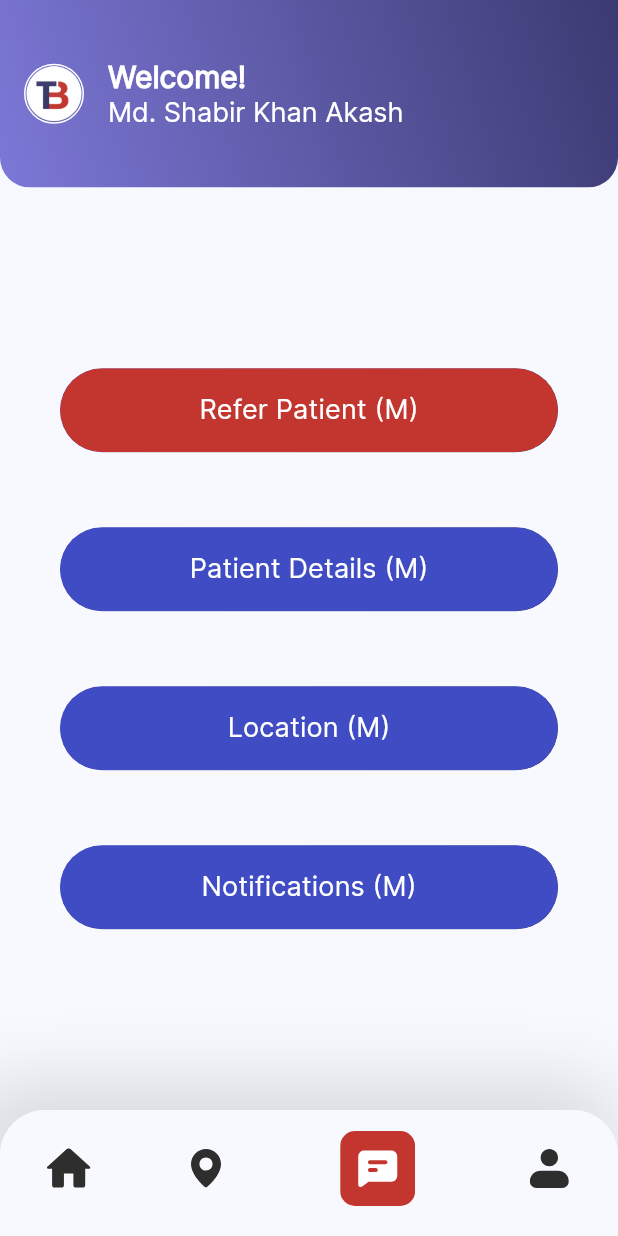
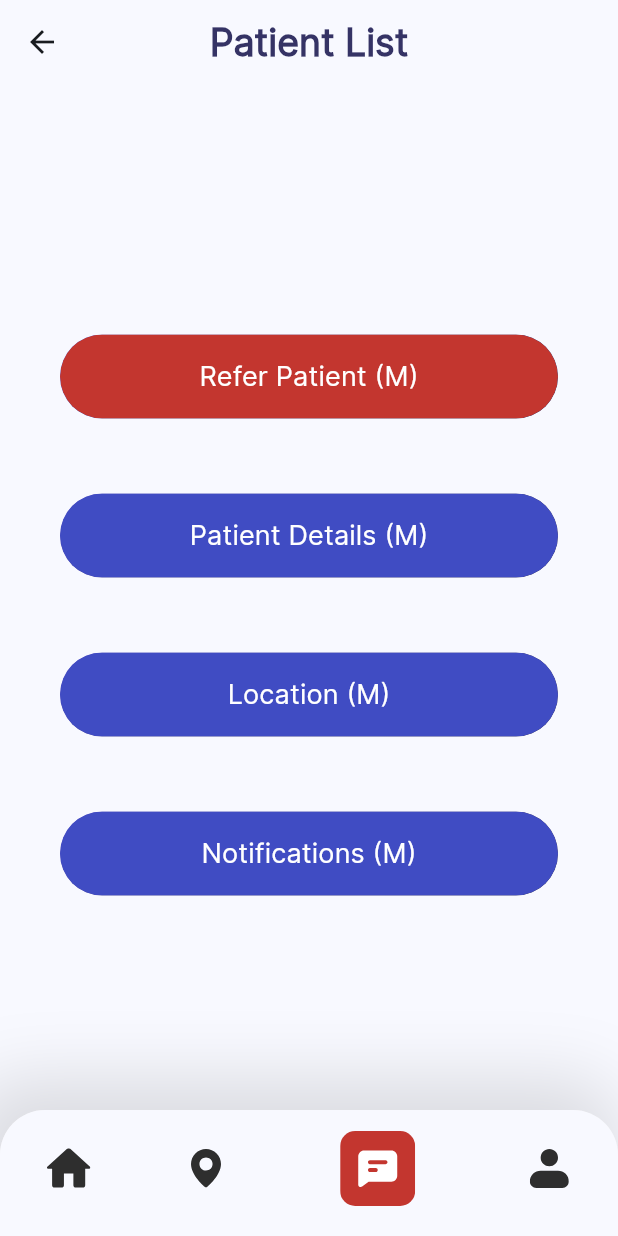
Before and after one commit to SabirKhanAkash/tb-clinic, a Flutter app: the HomeScreen screen opened directly, item 3 of the bottom bar chosen, on a phone screen of 412 x 824 dp. Run offline on Flutter 3.47's test engine with Material 3 defaults, Android fonts, the phone set to English and light mode, and no system bars; our stand-ins replace dartz, dio, flutter_bloc, flutter_map, flutter_secure_storage, flutter_svg and 5 more; missing offline and left inert: flutter_splash_screen; accounts and stored records are empty; project files that could hold a hidden picture were left out.

Commit message:
made the app bar dynamic based on the bottom navigation clicked item, updated profile tab UI

```diff
--- a/lib/ui/home/screens/home_screen.dart
+++ b/lib/ui/home/screens/home_screen.dart
@@ -6,8 +6,11 @@ import 'package:latlong2/latlong.dart';
 import 'package:permission_handler/permission_handler.dart';
 import 'package:tb_clinic/ui/home/components/build_app_bar.dart';
 import 'package:tb_clinic/ui/home/components/build_home_body.dart';
+import 'package:tb_clinic/ui/location/components/build_location_app_bar.dart';
 import 'package:tb_clinic/ui/location/screens/location.dart';
+import 'package:tb_clinic/ui/message/components/build_chat_app_bar.dart';
 import 'package:tb_clinic/ui/message/screens/message.dart';
+import 'package:tb_clinic/ui/profile/components/build_profile_app_bar.dart';
 import 'package:tb_clinic/ui/profile/screens/profile.dart';
 import 'package:tb_clinic/utils/config/app_color.dart';
 import 'package:tb_clinic/utils/config/app_image.dart';
@@ -26,7 +29,7 @@ class HomeScreen extends StatefulWidget {
 
 class _HomeScreenState extends State<HomeScreen> {
   FlutterSecureStorage? secureStorage;
-  String dp = AppImage().splashLogo, userName = "Md. Shabir Khan Akash";
+  String dp = AppImage().splashLogo, userName = AppText().name;
 
   LatLng myLatLng = LatLng(AppText().defaultLatitude, AppText().defaultLongitude);
 
@@ -57,7 +60,15 @@ class _HomeScreenState extends State<HomeScreen> {
       builder: (context, state) {
         final cubit = context.read<HomeCubit>();
         return Scaffold(
-          appBar: buildAppBar(context, dp, userName),
+          appBar: state is BottomNavBarItemSelection
+              ? (state.currentItemIndex == 0)
+                  ? buildAppBar(context, dp, userName)
+                  : state.currentItemIndex == 1
+                      ? buildLocationAppBar()
+                      : state.currentItemIndex == 2
+                          ? buildChatAppBar()
+                          : buildProfileAppBar()
+              : buildAppBar(context, dp, userName),
           body: state is BottomNavBarItemSelection
               ? state.currentItemIndex == 1
                   ? Location(myLatLng)
--- /dev/null
+++ b/lib/ui/message/components/build_chat_app_bar.dart
@@ -0,0 +1,30 @@
+import 'package:flutter/material.dart';
+import 'package:tb_clinic/utils/config/app_color.dart';
+import 'package:tb_clinic/utils/config/app_style.dart';
+import 'package:tb_clinic/utils/config/app_text.dart';
+
+PreferredSizeWidget buildChatAppBar() {
+  return PreferredSize(
+    preferredSize: const Size.fromHeight(80),
+    child: ClipRRect(
+      borderRadius: const BorderRadius.only(
+        bottomLeft: Radius.circular(20),
+        bottomRight: Radius.circular(20),
+      ),
+      child: AppBar(
+        surfaceTintColor: Colors.transparent,
+        backgroundColor: Colors.transparent,
+        centerTitle: true,
+        title: Text(
+          AppText().chatAppBarLabel,
+          overflow: TextOverflow.ellipsis,
+          maxLines: 1,
+          style: TextStyle(
+              fontSize: AppStyle().veryLargeDp,
+              fontWeight: FontWeight.w600,
+              color: AppColor().moreDarkPurple),
+        ),
+      ),
+    ),
+  );
+}
--- a/lib/utils/config/app_color.dart
+++ b/lib/utils/config/app_color.dart
@@ -3,6 +3,7 @@ import 'dart:ui';
 class AppColor {
   final black = const Color(0xff1E1E1E);
   final borderColor = const Color(0xff232323);
+  final moreDarkPurple = const Color(0xff353365);
   final gray = const Color(0xff5F5F5F);
   final smallGray = const Color(0xff9D9D9D);
   final lightBlack = const Color(0xff1B1B1B);
--- a/lib/utils/config/app_image.dart
+++ b/lib/utils/config/app_image.dart
@@ -1,5 +1,6 @@
 class AppImage {
   final facebookIcon = "assets/icons/ic_facebook.svg";
+  final backIcon = "assets/icons/ic_back.svg";
   final dp = "https://avatar.iran.liara.run/public/39";
   final homePrefix = "assets/icons/ic_home_prefix_icon.svg";
   final patientPrefix = "assets/icons/ic_patient_prefix_icon.svg";
--- a/lib/utils/config/app_text.dart
+++ b/lib/utils/config/app_text.dart
@@ -1,7 +1,11 @@
 class AppText {
+  final chatAppBarLabel = "Patient List";
+  final profileAppBarLabel = "Patient Profile";
   final clinic = "Clinic";
   final patients = "Patients";
   final others = "Others";
+  final name = "Md. Shabir Khan Akash";
+  final age = "21";
   final devEnv = "dev";
   final exceptionHeading = "Exception: ";
   final forgetPasswordButtonText = "Recover Now";
@@ -52,14 +56,23 @@ class AppText {
   final registerButton = "Register";
   final registerButtonText = "Register Now";
   final saveAddressButtonText = "Save Address";
+  final updateProfileButtonText = "Update Profile";
   final registerHeadingFive = "Confirm Password";
   final registerHeadingFour = "Password";
   final registerHeadingOne = "First Name";
+  final profileHeadingOne = "Full Name";
+  final profileHeadingTwo = "Phone Number";
+  final profileHeadingThree = "Diseases Details";
+  final profileHeadingFour = "Diagnosis Note";
   final registerHeadingThree = "Email";
   final registerHeadingTwo = "Last Name";
   final registerHintFive = "Re enter password";
   final registerHintFour = "Enter password";
   final registerHintOne = "Enter your first name";
+  final profileHintOne = "Enter your name";
+  final profileHintTwo = "Enter your phone number";
+  final profileHintThree = "Enter your diseases details";
+  final profileHintFour = "Enter your diagnosis note";
   final registerHintThree = "Enter your email";
   final registerHintTwo = "Enter your last name";
   final rememberMe = "Remember me";
```
Also changed, not shown: lib/ui/location/components/build_location_app_bar.dart (added, +13 -0 lines), lib/ui/profile/components/build_profile_app_bar.dart (added, +30 -0 lines), lib/ui/profile/screens/profile.dart (+134 -103 lines), assets/icons/ic_back.svg (added).
